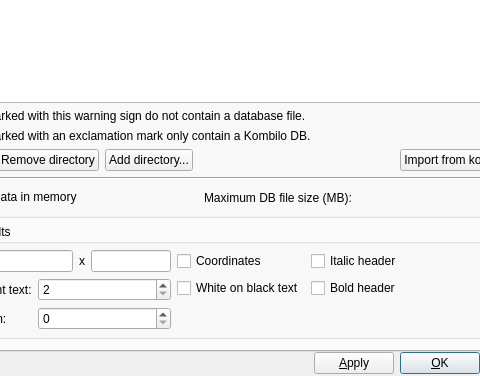
Before: the Qt Designer form src/preferences_gui.ui in bernds/q5Go, drawn with Qt 5; both pictures show x 113 to 593 and y 479 to 855 of the 681 by 855 pixel window.
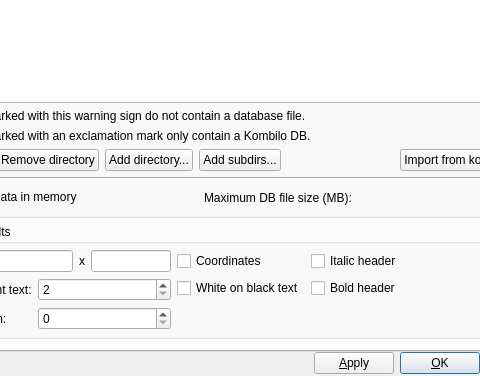
After: the same form once the commit is applied. The open tabs and pages were chosen to show the change. Icons and pictures are not drawn. Custom widgets are drawn as their Qt base class.

Commit message: Add a "Add subdirs" button for mass database import, and also tooltips.

```diff
--- a/src/preferences_gui.ui
+++ b/src/preferences_gui.ui
@@ -5048,6 +5048,16 @@
               </property>
              </widget>
             </item>
+            <item>
+             <widget class="QPushButton" name="dbSubdirsButton">
+              <property name="toolTip">
+               <string>&lt;p&gt;A more convenient way to add a large database. Choose a parent directory; all its subdirectories will be added to the list of database directories.&lt;/p&gt;</string>
+              </property>
+              <property name="text">
+               <string>Add subdirs...</string>
+              </property>
+             </widget>
+            </item>
             <item>
              <spacer name="horizontalSpacer_3">
               <property name="orientation">
```
Left out of the diff: 14 changed lines with no effect on the pictures. The commit also changes 2 other files.
